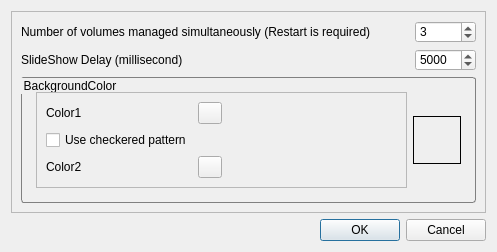
Before: the Qt Designer form QuickViewer/src/optionsdialog.ui in kanryu/quickviewer, drawn with Qt 5.
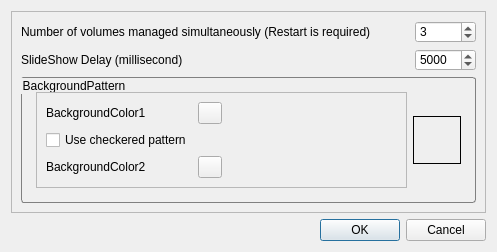
After: the same form once the commit is applied.

What changed in the file:
```diff
--- a/QuickViewer/src/optionsdialog.ui
+++ b/QuickViewer/src/optionsdialog.ui
@@ -95,7 +95,7 @@
       <item row="2" column="0" colspan="2">
        <widget class="QGroupBox" name="groupBox">
         <property name="title">
-         <string>BackgroundColor</string>
+         <string extracomment="Title of frame to change background color or pattern">BackgroundPattern</string>
         </property>
         <layout class="QHBoxLayout" name="horizontalLayout">
          <item>
@@ -116,7 +116,7 @@
                </sizepolicy>
               </property>
               <property name="text">
-               <string>Color1</string>
+               <string>BackgroundColor1</string>
               </property>
              </widget>
             </item>
@@ -149,7 +149,7 @@
             <item row="2" column="0">
              <widget class="QLabel" name="labelColor2">
               <property name="text">
-               <string>Color2</string>
+               <string>BackgroundColor2</string>
               </property>
              </widget>
             </item>
```
Left out of the diff: 8 changed lines with no effect on the pictures.
